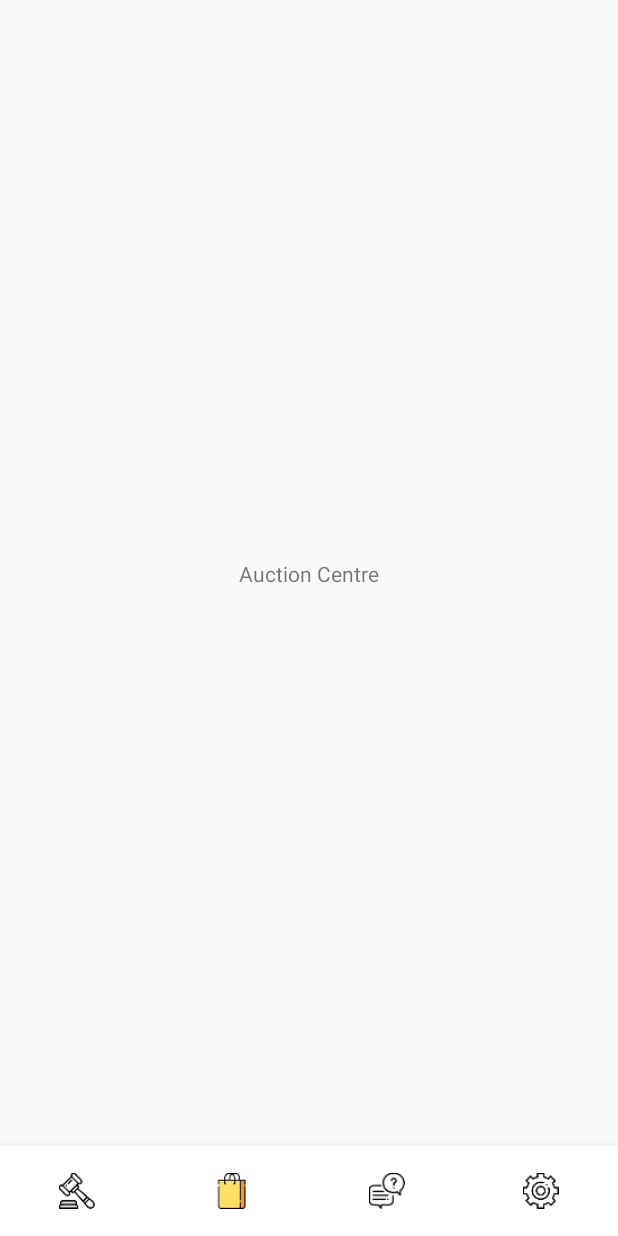
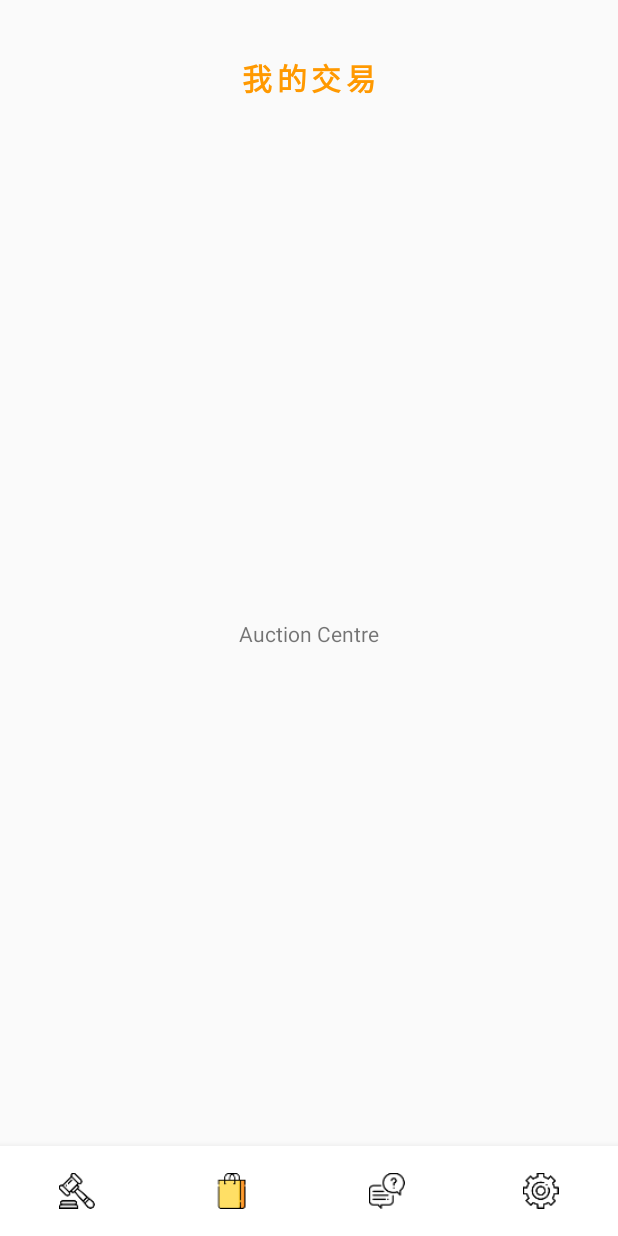
Before and after one commit to Johnsi1994/Bid-Sneakers, an Android app: the screen it shows after launch (MainActivity), item 2 of the bottom bar chosen, on a phone screen of 412 x 824 dp. Run offline under Robolectric (Android 15) with nearby library versions, the phone set to English and light mode, and no system bars.

Commit message:
draw Toolbar UI

```diff
--- a/BID/app/src/main/java/com/johnson/bid/MainActivity.java
+++ b/BID/app/src/main/java/com/johnson/bid/MainActivity.java
@@ -3,12 +3,16 @@ package com.johnson.bid;
 import android.os.Bundle;
 import android.support.design.widget.BottomNavigationView;
 import android.support.v7.app.AppCompatActivity;
+import android.support.v7.widget.Toolbar;
+import android.widget.TextView;
 
 import static com.google.common.base.Preconditions.checkNotNull;
 
 public class MainActivity extends AppCompatActivity implements MainContract.View {
 
     private BottomNavigationView mBottomNavigation;
+    private Toolbar mToolbar;
+    private TextView mToolbarTitle;
 
     private MainContract.Presenter mPresenter;
     private MainMvpController mMainMvpController;
@@ -27,6 +31,11 @@ public class MainActivity extends AppCompatActivity implements MainContract.View
     }
 
     @Override
+    public void setToolbarTitleUi(String title) {
+        mToolbarTitle.setText(title);
+    }
+
+    @Override
     public void setPresenter(MainContract.Presenter presenter) {
         mPresenter = checkNotNull(presenter);
     }
@@ -35,7 +44,29 @@ public class MainActivity extends AppCompatActivity implements MainContract.View
         mMainMvpController = MainMvpController.create(this);
         mPresenter.openCenter();
 
+        setToolbar();
         setBottomNavigation();
+    }
+
+    private void setToolbar() {
+        // Retrieve the AppCompact Toolbar
+        mToolbar = findViewById(R.id.toolbar);
+        setSupportActionBar(mToolbar);
+        getSupportActionBar().setTitle("");
+
+        // Set the padding to match the Status Bar height
+        mToolbar.setPadding(0, getStatusBarHeight(), 0, 0);
+
+        mToolbarTitle = mToolbar.findViewById(R.id.text_toolbar_title);
+    }
+
+    public int getStatusBarHeight() {
+        int result = 0;
+        int resourceId = getResources().getIdentifier("status_bar_height", "dimen", "android");
+        if (resourceId > 0) {
+            result = getResources().getDimensionPixelSize(resourceId);
+        }
+        return result;
     }
 
     private void setBottomNavigation() {
@@ -50,16 +81,21 @@ public class MainActivity extends AppCompatActivity implements MainContract.View
 
         switch (menuItem.getItemId()) {
             case R.id.navigation_center:
+                mPresenter.updateToolbar("拍賣中心");
                 mPresenter.openCenter();
                 return true;
             case R.id.navigation_trade:
+                mPresenter.updateToolbar("我的交易");
                 return true;
             case R.id.navigation_message:
+                mPresenter.updateToolbar("聊聊");
                 return true;
             case R.id.navigation_settings:
+                mPresenter.updateToolbar("設定");
                 return true;
             default:
         }
         return false;
     };
+
 }
--- a/BID/app/src/main/java/com/johnson/bid/MainContract.java
+++ b/BID/app/src/main/java/com/johnson/bid/MainContract.java
@@ -4,9 +4,13 @@ public interface MainContract {
 
     interface View extends BaseView<Presenter> {
         void openCenterUi();
+
+        void setToolbarTitleUi(String title);
     }
 
     interface Presenter extends BasePresenter {
         void openCenter();
+
+        void updateToolbar(String title);
     }
 }
--- a/BID/app/src/main/java/com/johnson/bid/MainPresenter.java
+++ b/BID/app/src/main/java/com/johnson/bid/MainPresenter.java
@@ -23,6 +23,11 @@ public class MainPresenter implements MainContract.Presenter, CenterContract.Pre
     }
 
     @Override
+    public void updateToolbar(String title) {
+        mMainView.setToolbarTitleUi(title);
+    }
+
+    @Override
     public void start() {}
 
     void setCenterPresenter(CenterPresenter centerPresenter) {
--- a/BID/app/src/main/res/layout/activity_main.xml
+++ b/BID/app/src/main/res/layout/activity_main.xml
@@ -5,6 +5,40 @@
     android:layout_width="match_parent"
     android:layout_height="match_parent"
     tools:context=".MainActivity">
+
+    <android.support.v7.widget.Toolbar
+        android:id="@+id/toolbar"
+        android:layout_width="0dp"
+        android:layout_height="80dp"
+        android:minHeight="?attr/actionBarSize"
+        android:theme="?attr/actionBarTheme"
+        app:layout_constraintEnd_toEndOf="parent"
+        app:layout_constraintStart_toStartOf="parent"
+        app:layout_constraintTop_toTopOf="parent" >
+
+        <TextView
+            android:id="@+id/text_toolbar_title"
+            android:layout_width="wrap_content"
+            android:layout_height="wrap_content"
+            android:layout_gravity="center"
+            android:textSize="20sp"
+            android:textStyle="bold"
+            android:letterSpacing="0.15"
+            android:textColor="@color/colorPrimary"
+            android:text="拍賣中心"/>
+
+    </android.support.v7.widget.Toolbar>
+
+    <FrameLayout
+        android:id="@+id/layout_main_container"
+        android:layout_width="0dp"
+        android:layout_height="0dp"
+        app:layout_constraintBottom_toTopOf="@+id/bottom_navigation_main"
+        app:layout_constraintEnd_toEndOf="parent"
+        app:layout_constraintStart_toStartOf="parent"
+        app:layout_constraintTop_toBottomOf="@+id/toolbar">
+
+    </FrameLayout>
 
     <android.support.design.widget.BottomNavigationView
         android:id="@+id/bottom_navigation_main"
@@ -18,15 +52,4 @@
         app:layout_constraintStart_toStartOf="parent"
         app:menu="@menu/menu_bottom_navigation"/>
 
-    <FrameLayout
-        android:id="@+id/layout_main_container"
-        android:layout_width="0dp"
-        android:layout_height="0dp"
-        app:layout_constraintBottom_toTopOf="@+id/bottom_navigation_main"
-        app:layout_constraintEnd_toEndOf="parent"
-        app:layout_constraintStart_toStartOf="parent"
-        app:layout_constraintTop_toTopOf="parent">
-
-    </FrameLayout>
-
 </android.support.constraint.ConstraintLayout>
--- a/BID/app/src/main/res/values/colors.xml
+++ b/BID/app/src/main/res/values/colors.xml
@@ -1,6 +1,6 @@
 <?xml version="1.0" encoding="utf-8"?>
 <resources>
-    <color name="colorPrimary">#ffc20e</color>
+    <color name="colorPrimary">#ff9900</color>
     <color name="colorPrimaryDark">#00574B</color>
     <color name="colorAccent">#D81B60</color>
 
```
